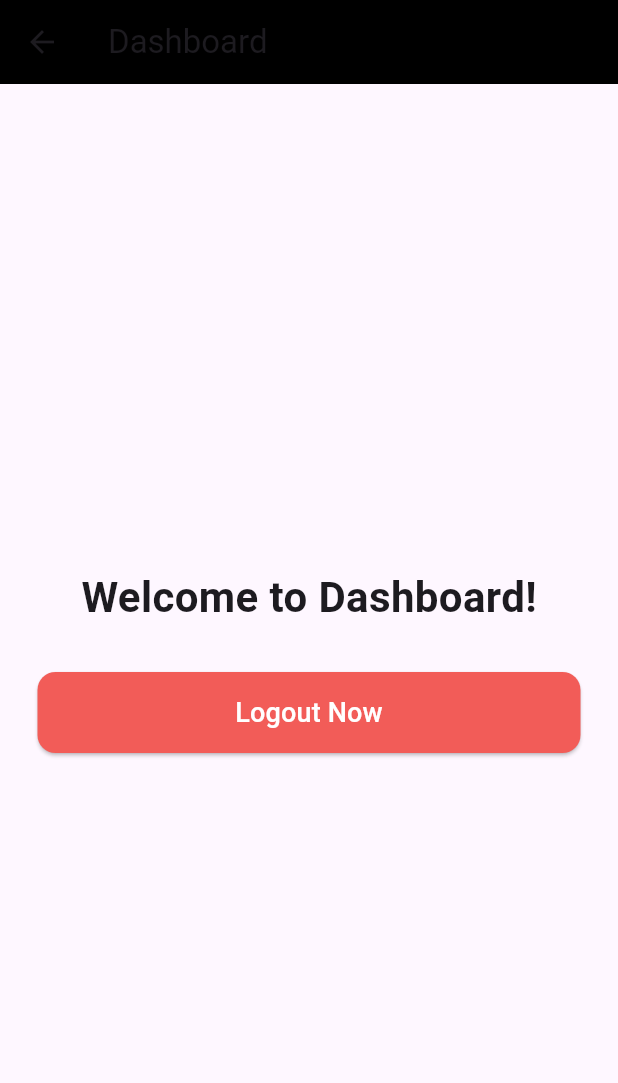
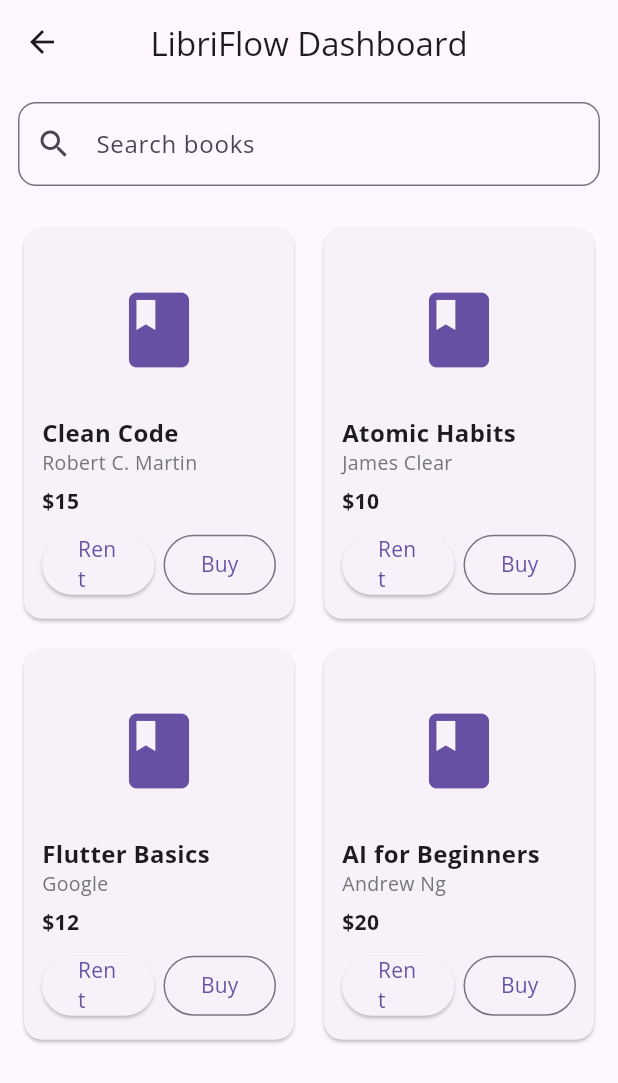
Before and after one commit to KilDReaper/libriflow, a Flutter app: the DashboardScreen screen opened directly, on a phone screen of 412 x 824 dp. Shown: the top 1083 px of the screen. Run offline on Flutter 3.47's test engine with Material 3 defaults, Android fonts, the phone set to English and light mode, and no system bars.

Commit message:
dashboard1

```diff
--- a/lib/common/mysnackbar.dart
+++ b/lib/common/mysnackbar.dart
@@ -4,7 +4,7 @@
   static void show(
     BuildContext context, {
     required String message,
-    Color background = Colors.blue,
+    Color background = Colors.green,
     Color textColor = Colors.white,
     int durationSeconds = 2,
   }) {
--- a/lib/main.dart
+++ b/lib/main.dart
@@ -14,6 +14,8 @@
       debugShowCheckedModeBanner: false,
       title: 'My App',
       theme: ThemeData(
+        useMaterial3: true,
+        fontFamily: 'OpenSans',
         primarySwatch: Colors.blue,
       ),
       home: const SplashScreen(),
--- a/lib/screen/dashboard.dart
+++ b/lib/screen/dashboard.dart
@@ -1,47 +1,153 @@
 import 'package:flutter/material.dart';
-import 'package:libriflow/common/mysnackbar.dart';
-import 'package:libriflow/screen/login.dart';
-import 'package:libriflow/widget/mybutton.dart';
+import '/common/mysnackbar.dart';
 
+class DashboardScreen extends StatefulWidget {
+  const DashboardScreen({super.key});
 
-class DashboardScreen extends StatelessWidget {
-  const DashboardScreen({super.key});
+  @override
+  State<DashboardScreen> createState() => _DashboardScreenState();
+}
+
+class _DashboardScreenState extends State<DashboardScreen> {
+  final TextEditingController searchController = TextEditingController();
+
+  final List<Map<String, dynamic>> books = [
+    {"title": "Clean Code", "author": "Robert C. Martin", "price": 15},
+    {"title": "Atomic Habits", "author": "James Clear", "price": 10},
+    {"title": "Flutter Basics", "author": "Google", "price": 12},
+    {"title": "AI for Beginners", "author": "Andrew Ng", "price": 20},
+  ];
+
+  List<Map<String, dynamic>> filteredBooks = [];
+
+  @override
+  void initState() {
+    filteredBooks = books;
+    super.initState();
+  }
+
+  void searchBook(String query) {
+    setState(() {
+      filteredBooks = books
+          .where((book) =>
+              book["title"].toLowerCase().contains(query.toLowerCase()) ||
+              book["author"].toLowerCase().contains(query.toLowerCase()))
+          .toList();
+    });
+  }
 
   @override
   Widget build(BuildContext context) {
     return Scaffold(
       appBar: AppBar(
-        title: const Text("Dashboard"),
-        backgroundColor: Colors.black,
+        title: const Text("LibriFlow Dashboard"),
+        centerTitle: true,
       ),
-      body: Center(
+      body: Column(
+        children: [
+          Padding(
+            padding: const EdgeInsets.all(12),
+            child: TextField(
+              controller: searchController,
+              onChanged: searchBook,
+              decoration: InputDecoration(
+                hintText: "Search books",
+                prefixIcon: const Icon(Icons.search),
+                border: OutlineInputBorder(
+                  borderRadius: BorderRadius.circular(12),
+                ),
+              ),
+            ),
+          ),
+          Expanded(
+            child: GridView.builder(
+              padding: const EdgeInsets.all(12),
+              gridDelegate: const SliverGridDelegateWithFixedCrossAxisCount(
+                crossAxisCount: 2,
+                childAspectRatio: 0.7,
+                crossAxisSpacing: 12,
+                mainAxisSpacing: 12,
+              ),
+              itemCount: filteredBooks.length,
+              itemBuilder: (context, index) {
+                final book = filteredBooks[index];
+                return Card(
+                  child: Padding(
+                    padding: const EdgeInsets.all(12),
                     child: Column(
-          mainAxisAlignment: MainAxisAlignment.center,
+                      crossAxisAlignment: CrossAxisAlignment.start,
                       children: [
-            const Text(
-              "Welcome to Dashboard!",
-              style: TextStyle(fontSize: 28, fontWeight: FontWeight.bold),
+                        Expanded(
+                          child: Center(
+                            child: Icon(
+                              Icons.book,
+                              size: 60,
+                              color: Theme.of(context).colorScheme.primary,
                             ),
-            const SizedBox(height: 30),
-
-            MyButtonWidgets(
-              text: "Logout Now",
+                          ),
+                        ),
+                        Text(
+                          book["title"],
+                          style: const TextStyle(
+                            fontSize: 16,
+                            fontWeight: FontWeight.w600,
+                          ),
+                        ),
+                        Text(
+                          book["author"],
+                          style: TextStyle(
+                            fontSize: 13,
+                            color: Colors.grey.shade600,
+                          ),
+                        ),
+                        const SizedBox(height: 6),
+                        Text(
+                          "\$${book["price"]}",
+                          style: const TextStyle(
+                            fontSize: 14,
+                            fontWeight: FontWeight.w600,
+                          ),
+                        ),
+                        const SizedBox(height: 8),
+                        Row(
+                          children: [
+                            Expanded(
+                              child: ElevatedButton(
                                 onPressed: () {
                                   MySnackBar.show(
                                     context,
-                  message: "Logged out!",
-                  background: Colors.blue,
-                );
-
-                Navigator.pushReplacement(
-                  context,
-                  MaterialPageRoute(builder: (_) => LoginScreen()),
+                                    message:
+                                        "${book["title"]} rented successfully",
+                                    // background: Colors.green,
                                   );
                                 },
+                                child: const Text("Rent"),
                               ),
+                            ),
+                            const SizedBox(width: 6),
+                            Expanded(
+                              child: OutlinedButton(
+                                onPressed: () {
+                                  MySnackBar.show(
+                                    context,
+                                    message:
+                                        "${book["title"]} purchased successfully",
+                                  );
+                                },
+                                child: const Text("Buy"),
+                              ),
+                            ),
+                          ],
+                        )
                       ],
                     ),
                   ),
                 );
+              },
+            ),
+          ),
+        ],
+      ),
+    );
   }
 }
--- a/lib/screen/login.dart
+++ b/lib/screen/login.dart
@@ -85,7 +85,7 @@
               },
               child: const Text(
                 "Don't have an account? Sign up here",
-                style: TextStyle(color: Colors.black54),
+                style: TextStyle(color: Colors.black54,),
               ),
             ),
 
--- a/lib/screen/signup.dart
+++ b/lib/screen/signup.dart
@@ -19,8 +19,6 @@
         child: Column(
           children: [
             const SizedBox(height: 60),
-
-            // LOGO AREA
             Padding(
               padding: const EdgeInsets.symmetric(vertical: 20),
               child: SizedBox(
--- a/lib/widget/my_textformfeild.dart
+++ b/lib/widget/my_textformfeild.dart
@@ -11,7 +11,7 @@
     required this.controller,
     required this.hintText,
     this.isPassword = false,
-    this.icon = Icons.close, // default icon
+    this.icon = Icons.close,
   });
 
   @override
```
Also changed, not shown: pubspec.yaml (+7 -6 lines), assets/fonts/OpenSans-Bold.ttf (added), assets/fonts/OpenSans-Italic.ttf (added), assets/fonts/OpenSans-Regular.ttf (added). Lines whose indentation alone changed are shown as unchanged.
